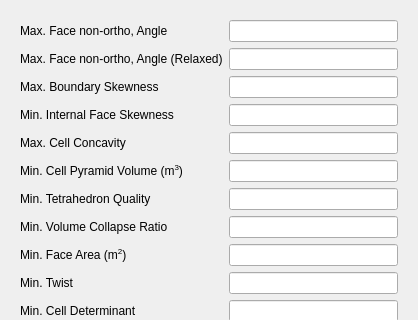
Before: the Qt Designer form view/menu/mesh_quality/mesh_quality_parameters_dialog.ui in nextfoam/baram, drawn with Qt 5; both pictures show x 0 to 418 and y 0 to 320 of the 418 by 566 pixel window.
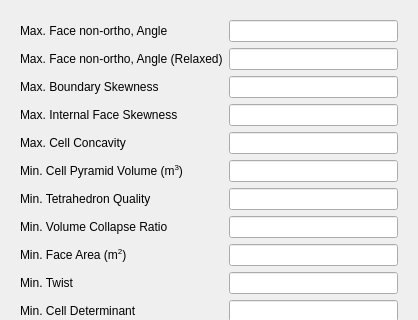
After: the same form once the commit is applied.

Commit message: Mesh Quality 설정 기능 구현

Patch:
```diff
--- a/view/menu/mesh_quality/mesh_quality_parameters_dialog.ui
+++ b/view/menu/mesh_quality/mesh_quality_parameters_dialog.ui
@@ -7,7 +7,7 @@
     <x>0</x>
     <y>0</y>
     <width>418</width>
-    <height>546</height>
+    <height>564</height>
    </rect>
   </property>
   <property name="windowTitle">
@@ -44,7 +44,7 @@
       <item row="3" column="0">
        <widget class="QLabel" name="label_4">
         <property name="text">
-         <string>Min. Internal Face Skewness</string>
+         <string>Max. Internal Face Skewness</string>
         </property>
        </widget>
       </item>
```
Left out of the diff: 4 changed lines with no effect on the pictures. The commit also changes 1 other file.
